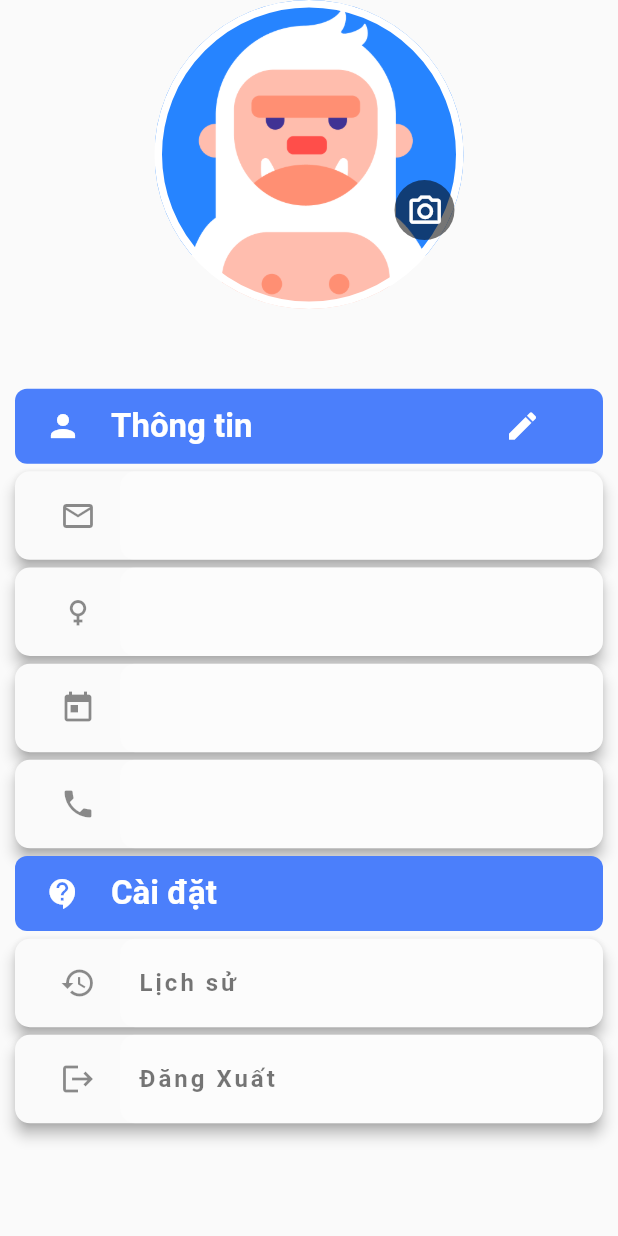
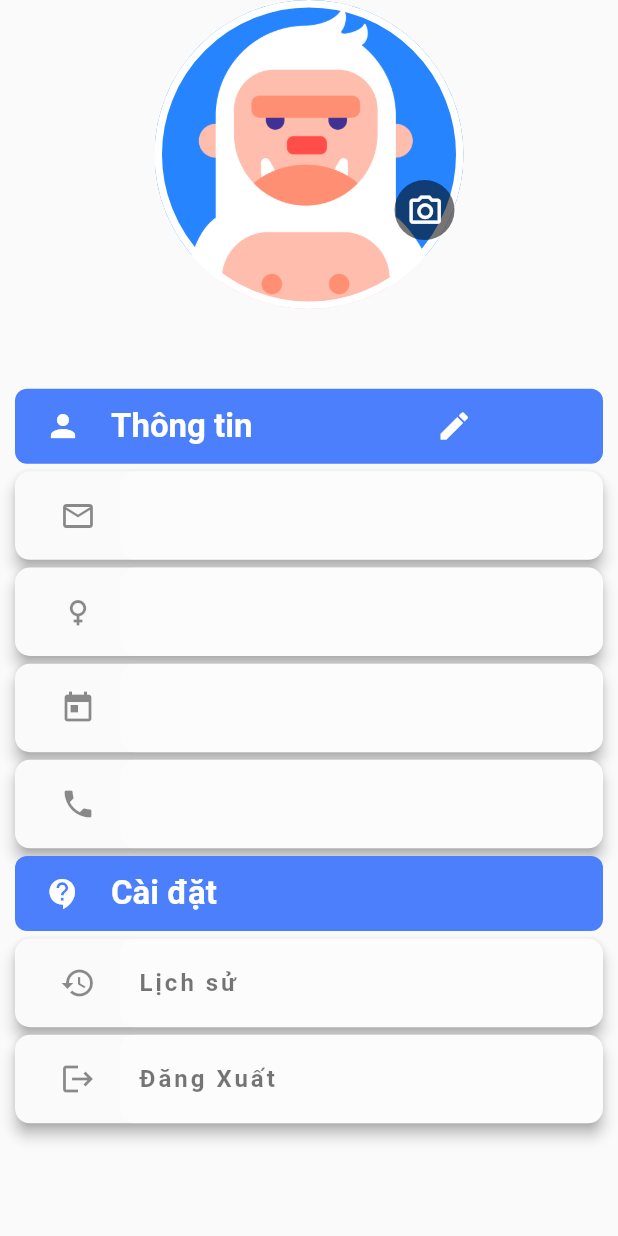
Before and after one commit to Tin542/IT_Support_PRM_SupporterApp, a Flutter app: the ProfileScreen screen opened directly, on a phone screen of 412 x 824 dp. Run offline on Flutter 3.47's test engine with Material 2 defaults, Android fonts, the phone set to English and light mode, and no system bars; our stand-ins replace firebase_auth, firebase_core, firebase_database, fluttertoast, get, image_picker and 1 more; missing offline and left inert: agora_rtc_engine, animated_textformfields; accounts and stored records are empty.

Commit message:
Update profile_screen.dart

```diff
--- a/lib/screens/profile_screen/profile_screen.dart
+++ b/lib/screens/profile_screen/profile_screen.dart
@@ -157,7 +157,7 @@ class _ProfileScreenState extends State<ProfileScreen> {
                                 },
                                 child: Padding(
                                   padding:
-                                      const EdgeInsets.fromLTRB(100, 0, 0, 0),
+                                      const EdgeInsets.fromLTRB(45, 0, 0, 0),
                                   child: Icon(
                                     Icons.edit,
                                     color: kWhiteColor,
```
